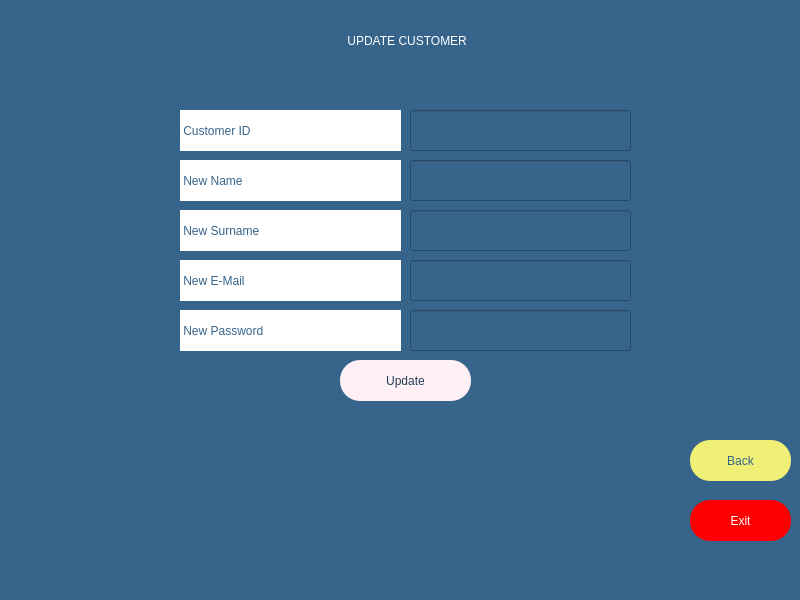
Before: the Qt Designer form updatepage.ui in melihorhanyilmaz/Project, drawn with Qt 5.
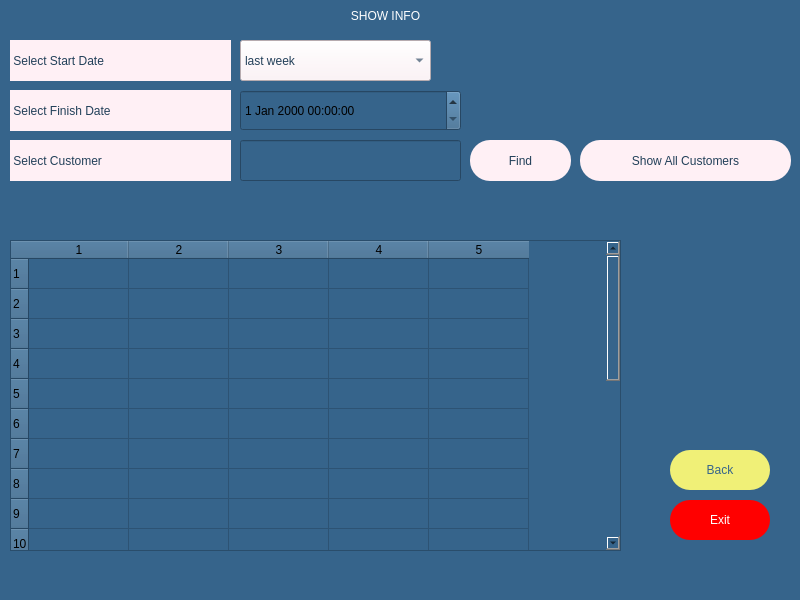
After: the same form once the commit is applied.

The edit to the form file:
```diff
--- a/updatepage.ui
+++ b/updatepage.ui
@@ -17,102 +17,21 @@
    <string notr="true">background-color: rgb(54, 100, 139);</string>
   </property>
   <widget class="QWidget" name="centralwidget">
-   <widget class="QLineEdit" name="li_newpassword">
+   <widget class="QLabel" name="la_title">
     <property name="geometry">
      <rect>
-      <x>410</x>
-      <y>310</y>
-      <width>221</width>
-      <height>41</height>
-     </rect>
-    </property>
-    <property name="styleSheet">
-     <string notr="true">color: rgb(255, 255, 255);
-font: 63 14pt &quot;Montserrat SemiBold&quot;;</string>
-    </property>
-    <property name="inputMask">
-     <string/>
-    </property>
-    <property name="text">
-     <string/>
-    </property>
-    <property name="maxLength">
-     <number>7</number>
-    </property>
-    <property name="echoMode">
-     <enum>QLineEdit::Password</enum>
-    </property>
-   </widget>
-   <widget class="QLineEdit" name="li_email">
-    <property name="geometry">
-     <rect>
-      <x>410</x>
-      <y>260</y>
-      <width>221</width>
-      <height>41</height>
-     </rect>
-    </property>
-    <property name="styleSheet">
-     <string notr="true">color: rgb(255, 255, 255);
-font: 63 14pt &quot;Montserrat SemiBold&quot;;</string>
-    </property>
-    <property name="inputMask">
-     <string/>
-    </property>
-    <property name="text">
-     <string/>
-    </property>
-   </widget>
-   <widget class="QLineEdit" name="li_surname">
-    <property name="geometry">
-     <rect>
-      <x>410</x>
-      <y>210</y>
-      <width>221</width>
-      <height>41</height>
-     </rect>
-    </property>
-    <property name="styleSheet">
-     <string notr="true">color: rgb(255, 255, 255);
-font: 63 14pt &quot;Montserrat SemiBold&quot;;</string>
-    </property>
-    <property name="text">
-     <string/>
-    </property>
-   </widget>
-   <widget class="QLabel" name="la_surname">
-    <property name="geometry">
-     <rect>
-      <x>180</x>
-      <y>210</y>
-      <width>221</width>
-      <height>41</height>
-     </rect>
-    </property>
-    <property name="styleSheet">
-     <string notr="true">color: rgb(54, 100, 139);
-background-color: rgb(255, 255, 255);
-font: 63 14pt &quot;Montserrat SemiBold&quot;;</string>
-    </property>
-    <property name="text">
-     <string> New Surname</string>
-    </property>
-   </widget>
-   <widget class="QLabel" name="la_error">
-    <property name="geometry">
-     <rect>
-      <x>180</x>
-      <y>420</y>
-      <width>451</width>
+      <x>80</x>
+      <y>0</y>
+      <width>611</width>
       <height>31</height>
      </rect>
     </property>
     <property name="styleSheet">
      <string notr="true">color: rgb(255, 255, 255);
-font: 63 14pt &quot;Montserrat SemiBold&quot;;</string>
+font: 63 18pt &quot;Montserrat SemiBold&quot;;</string>
     </property>
     <property name="text">
-     <string/>
+     <string>SHOW INFO</string>
     </property>
     <property name="alignment">
      <set>Qt::AlignCenter</set>
@@ -121,46 +40,73 @@
    <widget class="QLabel" name="la_name">
     <property name="geometry">
      <rect>
-      <x>180</x>
-      <y>160</y>
+      <x>10</x>
+      <y>40</y>
       <width>221</width>
       <height>41</height>
      </rect>
     </property>
     <property name="styleSheet">
-     <string notr="true">color: rgb(54, 100, 139);
+     <string notr="true">background-color: rgb(255, 240, 245);
+
+
 font: 63 14pt &quot;Montserrat SemiBold&quot;;
-background-color: rgb(255, 255, 255);</string>
+
+color: rgb(34,64,89);</string>
     </property>
     <property name="text">
-     <string> New Name</string>
+     <string> Select Start Date</string>
     </property>
    </widget>
    <widget class="QLabel" name="la_mail">
     <property name="geometry">
      <rect>
-      <x>180</x>
-      <y>260</y>
+      <x>10</x>
+      <y>90</y>
       <width>221</width>
       <height>41</height>
      </rect>
     </property>
     <property name="styleSheet">
-     <string notr="true">color: rgb(54, 100, 139);
-background-color: rgb(255, 255, 255);
-font: 63 14pt &quot;Montserrat SemiBold&quot;;</string>
+     <string notr="true">background-color: rgb(255, 240, 245);
+
+
+font: 63 14pt &quot;Montserrat SemiBold&quot;;
+
+color: rgb(34,64,89);</string>
     </property>
     <property name="text">
-     <string> New E-Mail</string>
+     <string> Select Finish Date</string>
+    </property>
+   </widget>
+   <widget class="QLabel" name="la_customer">
+    <property name="geometry">
+     <rect>
+      <x>10</x>
+      <y>140</y>
+      <width>221</width>
+      <height>41</height>
+     </rect>
+    </property>
+    <property name="styleSheet">
+     <string notr="true">background-color: rgb(255, 240, 245);
+
+
+font: 63 14pt &quot;Montserrat SemiBold&quot;;
+
+color: rgb(34,64,89);</string>
+    </property>
+    <property name="text">
+     <string> Select Customer</string>
     </property>
    </widget>
    <widget class="QPushButton" name="B_exit">
     <property name="geometry">
      <rect>
-      <x>690</x>
+      <x>670</x>
       <y>500</y>
-      <width>101</width>
-      <height>41</height>
+      <width>100</width>
+      <height>40</height>
      </rect>
     </property>
     <property name="styleSheet">
@@ -177,53 +123,13 @@
      <bool>false</bool>
     </property>
    </widget>
-   <widget class="QPushButton" name="B_update">
-    <property name="geometry">
-     <rect>
-      <x>340</x>
-      <y>360</y>
-      <width>131</width>
-      <height>41</height>
-     </rect>
-    </property>
-    <property name="styleSheet">
-     <string notr="true">background-color: rgb(255, 240, 245);
-color: rgb(34, 64, 89);
-font: 63 14pt &quot;Montserrat SemiBold&quot;;
-border-radius: 20 </string>
-    </property>
-    <property name="text">
-     <string>Update</string>
-    </property>
-    <property name="checkable">
-     <bool>false</bool>
-    </property>
-   </widget>
-   <widget class="QLabel" name="la_new_password">
-    <property name="geometry">
-     <rect>
-      <x>180</x>
-      <y>310</y>
-      <width>221</width>
-      <height>41</height>
-     </rect>
-    </property>
-    <property name="styleSheet">
-     <string notr="true">color: rgb(54, 100, 139);
-background-color: rgb(255, 255, 255);
-font: 63 14pt &quot;Montserrat SemiBold&quot;;</string>
-    </property>
-    <property name="text">
-     <string> New Password</string>
-    </property>
-   </widget>
    <widget class="QPushButton" name="B_back">
     <property name="geometry">
      <rect>
-      <x>690</x>
-      <y>440</y>
-      <width>101</width>
-      <height>41</height>
+      <x>670</x>
+      <y>450</y>
+      <width>100</width>
+      <height>40</height>
      </rect>
     </property>
     <property name="styleSheet">
@@ -240,31 +146,65 @@
      <bool>false</bool>
     </property>
    </widget>
-   <widget class="QLabel" name="la_baslik">
+   <widget class="QDateTimeEdit" name="finish_TimeEdit">
     <property name="geometry">
      <rect>
-      <x>100</x>
-      <y>0</y>
+      <x>240</x>
+      <y>90</y>
+      <width>221</width>
+      <height>41</height>
+     </rect>
+    </property>
+   </widget>
+   <widget class="QTableWidget" name="tableWidget">
+    <property name="geometry">
+     <rect>
+      <x>10</x>
+      <y>240</y>
       <width>611</width>
-      <height>81</height>
+      <height>311</height>
      </rect>
     </property>
-    <property name="styleSheet">
-     <string notr="true">color: rgb(255, 255, 255);
-font: 63 18pt &quot;Montserrat SemiBold&quot;;</string>
+    <property name="rowCount">
+     <number>20</number>
     </property>
-    <property name="text">
-     <string> UPDATE CUSTOMER</string>
+    <property name="columnCount">
+     <number>5</number>
     </property>
-    <property name="alignment">
-     <set>Qt::AlignCenter</set>
-    </property>
+    <attribute name="horizontalHeaderCascadingSectionResizes">
+     <bool>false</bool>
+    </attribute>
+    <row/>
+    <row/>
+    <row/>
+    <row/>
+    <row/>
+    <row/>
+    <row/>
+    <row/>
+    <row/>
+    <row/>
+    <row/>
+    <row/>
+    <row/>
+    <row/>
+    <row/>
+    <row/>
+    <row/>
+    <row/>
+    <row/>
+    <row/>
+    <column/>
+    <column/>
+    <column/>
+    <column/>
+    <column/>
    </widget>
    <widget class="QLineEdit" name="li_name">
     <property name="geometry">
      <rect>
-      <x>410</x>
-      <y>160</y>
+      <x>240</x>
+      <y>140</y>
       <width>221</width>
       <height>41</height>
      </rect>
@@ -276,15 +216,36 @@
     <property name="inputMask">
      <string/>
     </property>
+   </widget>
+   <widget class="QPushButton" name="B_find">
+    <property name="geometry">
+     <rect>
+      <x>470</x>
+      <y>140</y>
+      <width>101</width>
+      <height>41</height>
+     </rect>
+    </property>
+    <property name="styleSheet">
+     <string notr="true">background-color: rgb(255, 240, 245);
+
+
+font: 63 14pt &quot;Montserrat SemiBold&quot;;
+border-radius: 20;
+color: rgb(34,64,89);</string>
+    </property>
     <property name="text">
-     <string/>
+     <string>Find</string>
     </property>
+    <property name="checkable">
+     <bool>false</bool>
+    </property>
    </widget>
    <widget class="QLineEdit" name="li_customerid">
     <property name="geometry">
      <rect>
-      <x>410</x>
-      <y>110</y>
+      <x>360</x>
+      <y>-230</y>
       <width>221</width>
       <height>41</height>
      </rect>
@@ -296,30 +257,73 @@
     <property name="inputMask">
      <string/>
     </property>
-    <property name="text">
-     <string/>
-    </property>
-    <property name="maxLength">
-     <number>7</number>
-    </property>
    </widget>
-   <widget class="QLabel" name="la_id">
+   <widget class="QPushButton" name="B_sow_all_cust">
     <property name="geometry">
      <rect>
-      <x>180</x>
-      <y>110</y>
-      <width>221</width>
+      <x>580</x>
+      <y>140</y>
+      <width>211</width>
       <height>41</height>
      </rect>
     </property>
     <property name="styleSheet">
-     <string notr="true">color: rgb(54, 100, 139);
+     <string notr="true">background-color: rgb(255, 240, 245);
+
+
 font: 63 14pt &quot;Montserrat SemiBold&quot;;
-background-color: rgb(255, 255, 255);</string>
+border-radius: 20;
+color: rgb(34,64,89);</string>
     </property>
     <property name="text">
-     <string> Customer ID</string>
+     <string>Show All Customers</string>
     </property>
+    <property name="checkable">
+     <bool>false</bool>
+    </property>
+   </widget>
+   <widget class="QComboBox" name="comboBox">
+    <property name="geometry">
+     <rect>
+      <x>240</x>
+      <y>40</y>
+      <width>191</width>
+      <height>41</height>
+     </rect>
+    </property>
+    <property name="styleSheet">
+     <string notr="true">background-color: rgb(255, 240, 245);
+
+
+font: 50 14pt &quot;Montserrat SemiBold&quot;;
+
+color: rgb(34,64,89);</string>
+    </property>
+    <item>
+     <property name="text">
+      <string>last week</string>
+     </property>
+    </item>
+    <item>
+     <property name="text">
+      <string>two week</string>
+     </property>
+    </item>
+    <item>
+     <property name="text">
+      <string>last one month</string>
+     </property>
+    </item>
+    <item>
+     <property name="text">
+      <string>last three months</string>
+     </property>
+    </item>
+    <item>
+     <property name="text">
+      <string>last six months</string>
+     </property>
+    </item>
    </widget>
   </widget>
   <widget class="QMenuBar" name="menubar">
```
Left out of the diff: 10 changed lines with no effect on the pictures.
